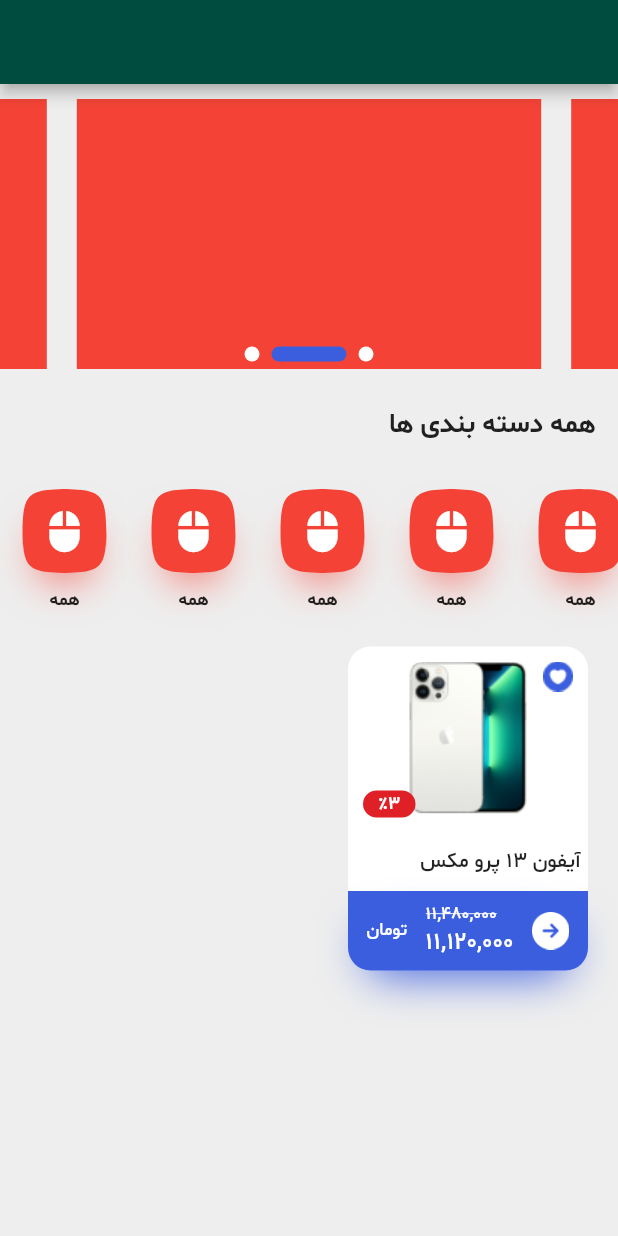
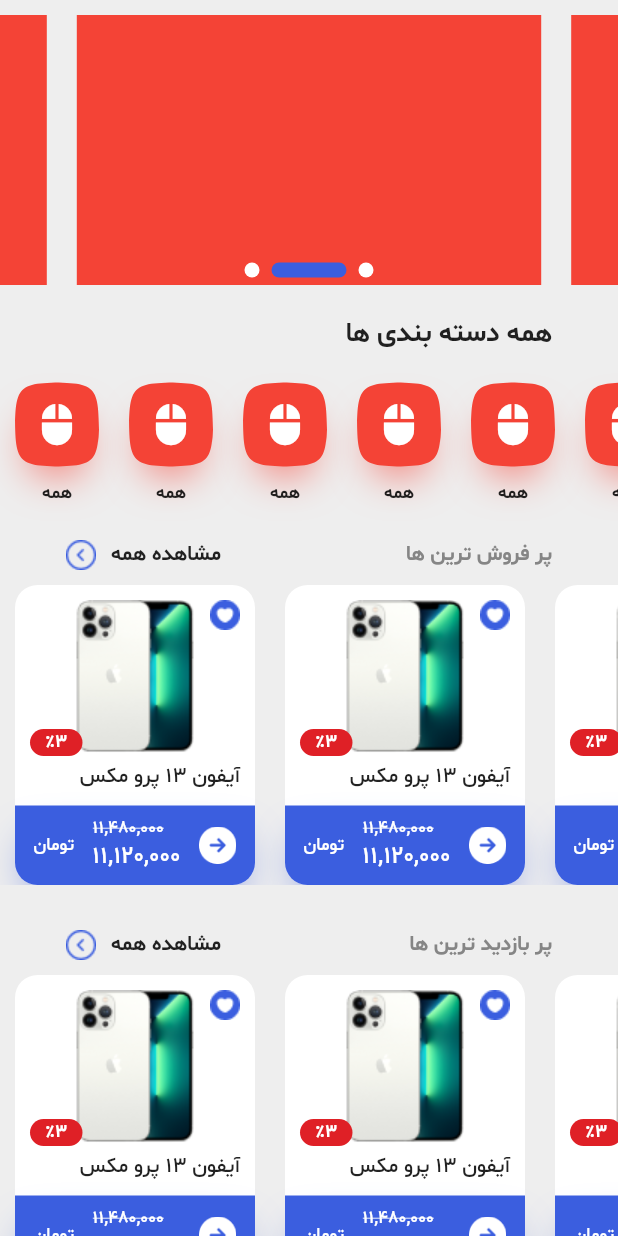
Before and after one commit to alikazemidev/apple_shope_vip, a Flutter app: the screen it shows after launch, on a phone screen of 412 x 824 dp. Run offline on Flutter 3.47's test engine with Material 2 defaults, Android fonts, the phone set to English and light mode, and no system bars; drawn by our look-alikes of smooth_page_indicator.

Commit message:
complete main screen just view without pic and bottom nav

```diff
--- a/lib/main.dart
+++ b/lib/main.dart
@@ -2,7 +2,7 @@
 import 'package:shop_app_vip/constants/my_color.dart';
 import 'package:shop_app_vip/gen/assets.gen.dart';
 import 'package:shop_app_vip/widgets/banner_slider.dart';
-import 'package:smooth_page_indicator/smooth_page_indicator.dart';
+import 'package:shop_app_vip/widgets/product_item.dart';
 
 void main() {
   runApp(const MyApp());
@@ -32,27 +32,34 @@
   Widget build(BuildContext context) {
     return Scaffold(
       backgroundColor: MyColors.backgroundScreenColor,
-      appBar: AppBar(
-        backgroundColor: Colors.teal.shade900,
+      // appBar: AppBar(
+      //   backgroundColor: Colors.teal.shade900,
+      // ),
+      body: SafeArea(
+        child: CustomScrollView(
+          physics: const BouncingScrollPhysics().parent,
+          slivers: [
+            SliverToBoxAdapter(
+              child: BannerSlider(),
             ),
-      body: SafeArea(
-        child: Column(
-          crossAxisAlignment: CrossAxisAlignment.end,
-          children: [
-            BannerSlider(),
-            const Padding(
-              padding: EdgeInsets.all(15.0),
+            const SliverToBoxAdapter(
+              child: Padding(
+                padding: EdgeInsets.only(top: 10, right: 44, bottom: 10),
                 child: Text(
                   'همه دسته بندی ها',
+                  textAlign: TextAlign.right,
                   style: TextStyle(
                     fontFamily: 'SB',
                     fontSize: 18,
                   ),
                 ),
               ),
-            SizedBox(
-              height: 120,
+            ),
+            SliverToBoxAdapter(
+              child: SizedBox(
+                height: 105,
                 child: ListView.builder(
+                  padding: const EdgeInsets.only(right: 34),
                   itemCount: 10,
                   scrollDirection: Axis.horizontal,
                   itemBuilder: (context, index) {
@@ -60,123 +67,82 @@
                   },
                 ),
               ),
-            Container(
-              margin: const EdgeInsets.symmetric(horizontal: 20),
-              height: 216,
-              width: 160,
-              decoration: BoxDecoration(
-                  color: Colors.white, borderRadius: BorderRadius.circular(15)),
-              child: Column(
+            ),
+            SliverToBoxAdapter(
+              child: Padding(
+                padding:
+                    const EdgeInsets.symmetric(horizontal: 44, vertical: 10),
+                child: Row(
                   children: [
-                  const SizedBox(height: 10),
-                  Stack(
-                    alignment: AlignmentDirectional.center,
-                    children: [
-                      Expanded(child: Container()),
-                      Assets.images.iphone.image(),
-                      Positioned(
-                        right: 10,
-                        top: 0,
-                        child: Assets.images.activeFavProduct.image(),
+                    Assets.images.iconLeftCategroy.image(),
+                    const SizedBox(width: 10),
+                    const Text(
+                      'مشاهده همه',
+                      style: TextStyle(fontFamily: 'SB'),
                     ),
-                      Positioned(
-                        left: 10,
-                        bottom: 0,
-                        child: Container(
-                          width: 35,
-                          height: 18,
-                          decoration: BoxDecoration(
-                            color: MyColors.redColor,
-                            borderRadius: BorderRadius.circular(15),
-                          ),
-                          child: const Center(
-                            child: Text(
-                              '٪۳',
+                    const Spacer(),
+                    const Text(
+                      'پر فروش ترین ها',
                       style: TextStyle(
                         fontFamily: 'SB',
-                                fontSize: 12,
-                                color: Colors.white,
+                        color: MyColors.greyColor,
+                      ),
+                    )
+                  ],
                 ),
               ),
             ),
-                        ),
-                      ),
-                    ],
-                  ),
-                  const Spacer(),
-                  Column(
-                    crossAxisAlignment: CrossAxisAlignment.end,
-                    children: [
-                      const Padding(
-                        padding:  EdgeInsets.only(right: 5,bottom: 10),
-                        child:  Text(
-                          'آیفون ۱۳ پرو مکس',
-                          style: TextStyle(
-                            fontFamily: 'SM',
-                            fontSize: 14,
+            SliverToBoxAdapter(
+              child: SizedBox(
+                height: 200,
+                child: ListView.builder(
+                  padding: const EdgeInsets.only(right: 34),
+                  itemCount: 10,
+                  scrollDirection: Axis.horizontal,
+                  itemBuilder: (context, index) {
+                    return const ProductItem();
+                  },
                 ),
               ),
             ),
-
-                      Container(
-                        height: 53,
-                        decoration: const BoxDecoration(
-                          color: MyColors.blueColor,
-                          borderRadius: BorderRadius.only(
-                            bottomLeft: Radius.circular(15),
-                            bottomRight: Radius.circular(15),
+            const SliverToBoxAdapter(
+              child: SizedBox(height: 20),
             ),
-                          boxShadow: [
-                            BoxShadow(
-                              color: MyColors.blueColor,
-                              blurRadius: 25,
-                              offset: Offset(0, 15),
-                              spreadRadius: -12,
+            SliverToBoxAdapter(
+              child: Padding(
+                padding:
+                    const EdgeInsets.symmetric(horizontal: 44, vertical: 10),
+                child: Row(
+                  children: [
+                    Assets.images.iconLeftCategroy.image(),
+                    const SizedBox(width: 10),
+                    const Text(
+                      'مشاهده همه',
+                      style: TextStyle(fontFamily: 'SB'),
                     ),
-                          ],
+                    const Spacer(),
+                    const Text(
+                      'پر بازدید ترین ها',
+                      style: TextStyle(
+                        fontFamily: 'SB',
+                        color: MyColors.greyColor,
                       ),
-                        child: Row(
-                          mainAxisAlignment: MainAxisAlignment.spaceEvenly,
-                          children: [
-                            const Text(
-                              'تومان',
-                              style: TextStyle(
-                                fontFamily: 'SM',
-                                fontSize: 12,
-                                color: Colors.white,
-                              ),
-                            ),
-                            Column(
-                              mainAxisAlignment: MainAxisAlignment.center,
-                              crossAxisAlignment: CrossAxisAlignment.start,
-                              children: const [
-                                Text(
-                                  '۱۱,۴۸۰,۰۰۰',
-                                  style: TextStyle(
-                                    decoration: TextDecoration.lineThrough,
-                                    fontFamily: 'SM',
-                                    fontSize: 12,
-                                    color: Colors.white,
-                                  ),
-                                ),
-                                Text(
-                                  '۱۱,۱۲۰,۰۰۰',
-                                  style: TextStyle(
-                                    fontFamily: 'SM',
-                                    fontSize: 16,
-                                    color: Colors.white,
-                                  ),
-                                ),
-                              ],
-                            ),
-                            Assets.images.iconRightArrowCricle
-                                .image(width: 25, height: 25),
+                    )
                   ],
                 ),
               ),
-                    ],
             ),
-                ],
+            SliverToBoxAdapter(
+              child: SizedBox(
+                height: 200,
+                child: ListView.builder(
+                  padding: const EdgeInsets.only(right: 34),
+                  itemCount: 10,
+                  scrollDirection: Axis.horizontal,
+                  itemBuilder: (context, index) {
+                    return const ProductItem();
+                  },
+                ),
               ),
             ),
           ],
@@ -194,7 +160,7 @@
   @override
   Widget build(BuildContext context) {
     return Container(
-      margin: const EdgeInsets.all(15),
+      margin: const EdgeInsets.all(10),
       child: Column(
         children: [
           Container(
--- /dev/null
+++ b/lib/widgets/product_item.dart
@@ -0,0 +1,133 @@
+import 'package:flutter/material.dart';
+
+import '../constants/my_color.dart';
+import '../gen/assets.gen.dart';
+
+class ProductItem extends StatelessWidget {
+  const ProductItem({
+    super.key,
+  });
+
+  @override
+  Widget build(BuildContext context) {
+    return Container(
+      margin: const EdgeInsets.symmetric(horizontal: 10),
+      height: 216,
+      width: 160,
+      decoration: BoxDecoration(
+          color: Colors.white, borderRadius: BorderRadius.circular(15)),
+      child: Column(
+        children: [
+          const SizedBox(height: 10),
+          Stack(
+            alignment: AlignmentDirectional.center,
+            children: [
+              Expanded(child: Container()),
+              Assets.images.iphone.image(),
+              Positioned(
+                right: 10,
+                top: 0,
+                child: Assets.images.activeFavProduct.image(),
+              ),
+              Positioned(
+                left: 10,
+                bottom: 0,
+                child: Container(
+                  width: 35,
+                  height: 18,
+                  decoration: BoxDecoration(
+                    color: MyColors.redColor,
+                    borderRadius: BorderRadius.circular(15),
+                  ),
+                  child: const Center(
+                    child: Text(
+                      '٪۳',
+                      style: TextStyle(
+                        fontFamily: 'SB',
+                        fontSize: 12,
+                        color: Colors.white,
+                      ),
+                    ),
+                  ),
+                ),
+              ),
+            ],
+          ),
+          const Spacer(),
+          Column(
+            crossAxisAlignment: CrossAxisAlignment.end,
+            children: [
+              const Padding(
+                padding:  EdgeInsets.only(right: 10,bottom: 10),
+                child:  Text(
+                  'آیفون ۱۳ پرو مکس',
+                  style: TextStyle(
+                    fontFamily: 'SM',
+                    fontSize: 14,
+                  ),
+                ),
+              ),
+
+              Container(
+                height: 53,
+                decoration: const BoxDecoration(
+                  color: MyColors.blueColor,
+                  borderRadius: BorderRadius.only(
+                    bottomLeft: Radius.circular(15),
+                    bottomRight: Radius.circular(15),
+                  ),
+                  boxShadow: [
+                    BoxShadow(
+                      color: MyColors.blueColor,
+                      blurRadius: 25,
+                      offset: Offset(0, 15),
+                      spreadRadius: -12,
+                    ),
+                  ],
+                ),
+                child: Row(
+                  mainAxisAlignment: MainAxisAlignment.spaceEvenly,
+                  children: [
+                    const Text(
+                      'تومان',
+                      style: TextStyle(
+                        fontFamily: 'SM',
+                        fontSize: 12,
+                        color: Colors.white,
+                      ),
+                    ),
+                    Column(
+                      mainAxisAlignment: MainAxisAlignment.center,
+                      crossAxisAlignment: CrossAxisAlignment.start,
+                      children: const [
+                        Text(
+                          '۱۱,۴۸۰,۰۰۰',
+                          style: TextStyle(
+                            decoration: TextDecoration.lineThrough,
+                            fontFamily: 'SM',
+                            fontSize: 12,
+                            color: Colors.white,
+                          ),
+                        ),
+                        Text(
+                          '۱۱,۱۲۰,۰۰۰',
+                          style: TextStyle(
+                            fontFamily: 'SM',
+                            fontSize: 16,
+                            color: Colors.white,
+                          ),
+                        ),
+                      ],
+                    ),
+                    Assets.images.iconRightArrowCricle
+                        .image(width: 25, height: 25),
+                  ],
+                ),
+              ),
+            ],
+          ),
+        ],
+      ),
+    );
+  }
+}
```
Lines whose indentation alone changed are shown as unchanged.
